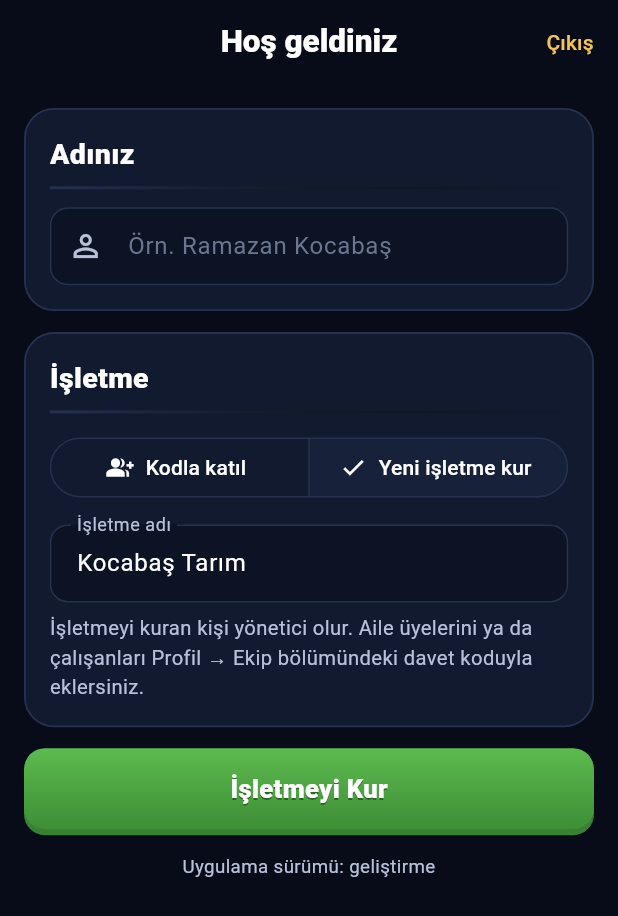
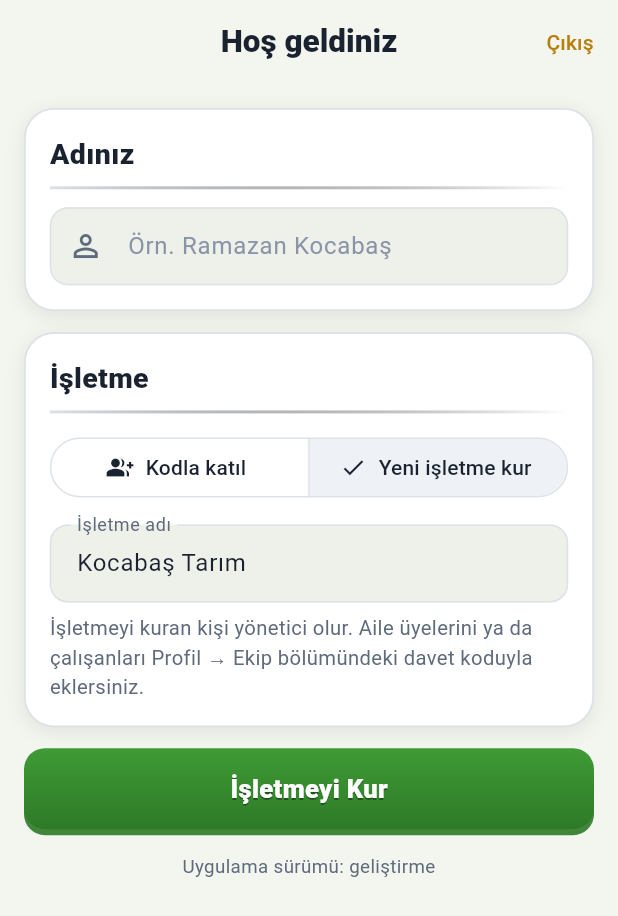
Before and after one commit to ramazankcbss-alt/Bereket, a Flutter app: the screen it shows once a user with an empty profile is signed in, on a phone screen of 412 x 824 dp. Shown: the top 916 px of the screen. Run offline on Flutter 3.47's test engine with Material 3 defaults, Android fonts, the phone set to English and light mode, and no system bars; our stand-ins replace cloud_firestore, file_picker, firebase_auth, firebase_core, image_picker; missing offline and left inert: excel, google_mlkit_text_recognition, ota_update, pdfx; accounts and stored records are empty.

Commit message:
Açık tema: krem zemin, beyaz kartlar, koyu yazı
Co-Authored-By: Claude Opus 5.5 <noreply@anthropic.com>
Claude-Session: https://claude.ai/code/session_01EDDwYdvi3DYiNmwmwpFbcGmvv

```diff
--- a/lib/main.dart
+++ b/lib/main.dart
@@ -14,9 +14,9 @@ Future<void> main() async {
   await initializeDateFormatting('tr_TR');
   SystemChrome.setSystemUIOverlayStyle(const SystemUiOverlayStyle(
     statusBarColor: Colors.transparent,
-    statusBarIconBrightness: Brightness.light,
+    statusBarIconBrightness: Brightness.dark,
     systemNavigationBarColor: Renk.zemin,
-    systemNavigationBarIconBrightness: Brightness.light,
+    systemNavigationBarIconBrightness: Brightness.dark,
   ));
   runApp(const BereketApp());
 }
--- a/lib/tema.dart
+++ b/lib/tema.dart
@@ -3,29 +3,31 @@ import 'package:flutter/material.dart';
 /// Koyu lacivert, oyun ekranı havasında tema: parlak kartlar, renkli
 /// kabartma butonlar, üstte sayaç hapları.
 class Renk {
-  static const zemin = Color(0xFF070C18);
-  static const zeminAlt = Color(0xFF0B1324);
-  static const kart = Color(0xFF111A2E);
-  static const kartAcik = Color(0xFF17223A);
-  static const cizgi = Color(0xFF26324D);
-  static const yazi = Color(0xFFFFFFFF);
-  static const soluk = Color(0xFFB7C2DA);
+  // Açık tema: krem-beyaz zemin, beyaz kartlar, koyu yazı.
+  static const zemin = Color(0xFFF3F5EF);
+  static const zeminAlt = Color(0xFFEEF1EA);
+  static const kart = Color(0xFFFFFFFF);
+  static const kartAcik = Color(0xFFEEF2F6);
+  static const cizgi = Color(0xFFDCE2E8);
+  static const yazi = Color(0xFF1A2230);
+  static const soluk = Color(0xFF5F6B7D);
 
-  static const altin = Color(0xFFF5C451);
-  static const yesil = Color(0xFF5DBB4F);
-  static const yesilKoyu = Color(0xFF3E8E35);
-  static const mavi = Color(0xFF4C7DD9);
-  static const maviKoyu = Color(0xFF2F5BB0);
-  static const mor = Color(0xFF7C5CE0);
-  static const morKoyu = Color(0xFF5A3DB8);
-  static const kirmizi = Color(0xFFE5534B);
-  static const turuncu = Color(0xFFF09A3E);
-  static const turkuaz = Color(0xFF2BB3A8);
-  static const gri = Color(0xFF6B7690);
+  // Vurgu renkleri beyaz üstünde okunacak koyulukta.
+  static const altin = Color(0xFFB7800C);
+  static const yesil = Color(0xFF3E9B35);
+  static const yesilKoyu = Color(0xFF2E7A27);
+  static const mavi = Color(0xFF3F6FCC);
+  static const maviKoyu = Color(0xFF2C55A8);
+  static const mor = Color(0xFF6E4FD6);
+  static const morKoyu = Color(0xFF5235B5);
+  static const kirmizi = Color(0xFFD6453D);
+  static const turuncu = Color(0xFFDD7F22);
+  static const turkuaz = Color(0xFF1E9C92);
+  static const gri = Color(0xFF8A94A6);
 }
 
 ThemeData temaOlustur() {
-  final cs = const ColorScheme.dark().copyWith(
+  final cs = const ColorScheme.light().copyWith(
     primary: Renk.mavi,
     onPrimary: Colors.white,
     secondary: Renk.yesil,
@@ -46,7 +48,7 @@ ThemeData temaOlustur() {
   );
   return ThemeData(
     useMaterial3: true,
-    brightness: Brightness.dark,
+    brightness: Brightness.light,
     colorScheme: cs,
     scaffoldBackgroundColor: Renk.zemin,
     dividerColor: Renk.cizgi,
@@ -84,9 +86,11 @@ ThemeData temaOlustur() {
     ),
     chipTheme: ChipThemeData(
       backgroundColor: Renk.kart,
-      selectedColor: Renk.maviKoyu,
+      selectedColor: Renk.mavi,
       side: const BorderSide(color: Renk.cizgi),
       labelStyle: const TextStyle(color: Renk.yazi, fontSize: 14),
+      secondaryLabelStyle: const TextStyle(
+          color: Colors.white, fontSize: 14, fontWeight: FontWeight.w700),
       shape: RoundedRectangleBorder(borderRadius: BorderRadius.circular(20)),
       showCheckmark: false,
     ),
@@ -181,6 +185,9 @@ class Panel extends StatelessWidget {
         color: Renk.kart,
         borderRadius: BorderRadius.circular(20),
         border: Border.all(color: kenarRengi ?? Renk.cizgi, width: 1.2),
+        boxShadow: const [
+          BoxShadow(color: Color(0x14000000), blurRadius: 10, offset: Offset(0, 3)),
+        ],
       ),
       child: onTap == null
           ? ic
@@ -306,7 +313,7 @@ class SayacHapi extends StatelessWidget {
         height: 46,
         padding: const EdgeInsets.only(left: 4, right: 8),
         decoration: BoxDecoration(
-          color: const Color(0xFF0A1226),
+          color: Renk.kart,
           borderRadius: BorderRadius.circular(23),
           border: Border.all(color: renk, width: 2),
         ),
@@ -468,7 +475,7 @@ class BuyukKart extends StatelessWidget {
               gradient: LinearGradient(
                 begin: Alignment.topCenter,
                 end: Alignment.bottomCenter,
-                colors: [renk2.withValues(alpha: 0.55), Renk.kart],
+                colors: [renk1.withValues(alpha: 0.22), Renk.kart],
               ),
             ),
             child: Stack(
@@ -540,8 +547,10 @@ class Etiket extends StatelessWidget {
         borderRadius: BorderRadius.circular(14),
       ),
       child: Text('${simge == null ? '' : '$simge '}$yazi',
-          style: const TextStyle(
-              color: Colors.white, fontSize: 13, fontWeight: FontWeight.w700)),
+          style: TextStyle(
+              color: renk.computeLuminance() > 0.55 ? Renk.yazi : Colors.white,
+              fontSize: 13,
+              fontWeight: FontWeight.w700)),
     );
   }
 }
@@ -730,7 +739,7 @@ class Cubuk extends StatelessWidget {
     return Container(
       height: 30,
       decoration: BoxDecoration(
-        color: const Color(0xFF0A1226),
+        color: Renk.kartAcik,
         borderRadius: BorderRadius.circular(15),
         border: Border.all(color: Renk.cizgi, width: 2),
       ),
@@ -951,9 +960,9 @@ class KareMenu extends StatelessWidget {
             gradient: LinearGradient(
               begin: Alignment.topLeft,
               end: Alignment.bottomRight,
-              colors: [r.withValues(alpha: 0.42), r.withValues(alpha: 0.12)],
+              colors: [r.withValues(alpha: 0.28), r.withValues(alpha: 0.08)],
             ),
-            border: Border.all(color: r.withValues(alpha: 0.55), width: 1.2),
+            border: Border.all(color: r.withValues(alpha: 0.45), width: 1.2),
           ),
           child: Stack(
             children: [
@@ -967,7 +976,7 @@ class KareMenu extends StatelessWidget {
                       height: 42,
                       alignment: Alignment.center,
                       decoration: BoxDecoration(
-                        color: Colors.black.withValues(alpha: 0.22),
+                        color: Colors.white.withValues(alpha: 0.75),
                         borderRadius: BorderRadius.circular(13),
                       ),
                       child: Text(o.simge, style: const TextStyle(fontSize: 24)),
@@ -982,8 +991,7 @@ class KareMenu extends StatelessWidget {
                     Text(o.alt,
                         maxLines: 2,
                         overflow: TextOverflow.ellipsis,
-                        style: TextStyle(
-                            color: Renk.yazi.withValues(alpha: 0.7), fontSize: 11.5, height: 1.2)),
+                        style: const TextStyle(color: Renk.soluk, fontSize: 11.5, height: 1.2)),
                   ],
                 ),
               ),
```
